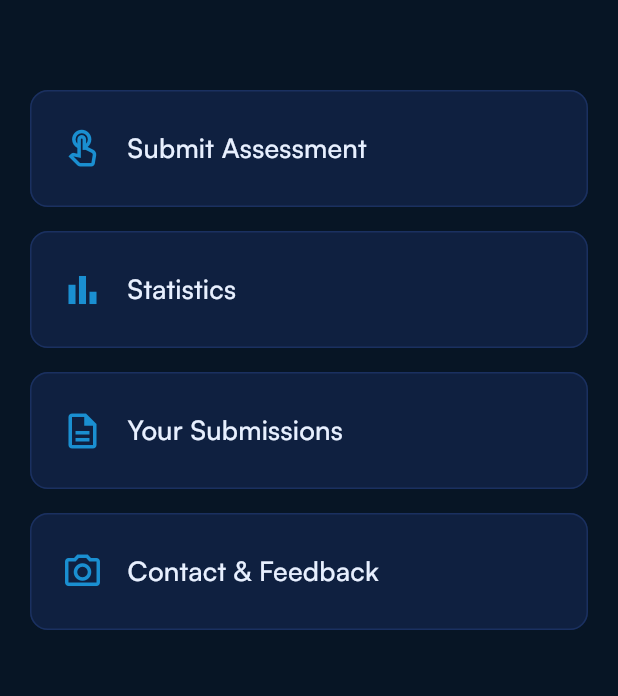
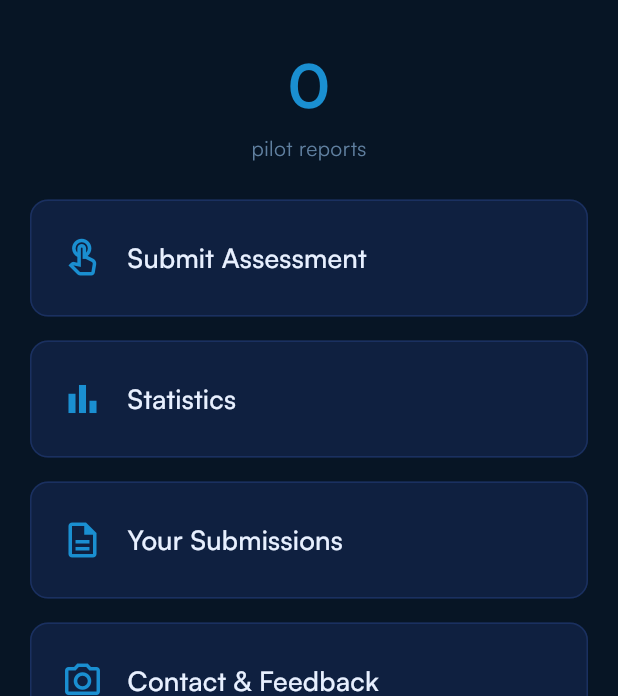
Before and after one commit to qendrimmuqkurtaj-ctrl/Passrate, a Flutter app: the screen it shows after launch, after a tap on "Get Started", on a phone screen of 412 x 824 dp, the part 540-1236 px from its top. Run offline on Flutter 3.47's test engine with Material 3 defaults, Android fonts, the phone set to English and light mode, and no system bars; our stand-ins replace cloud_firestore, device_info_plus, firebase_core, get; accounts and stored records are empty; project files that could hold a hidden picture were left out.

Commit message:
feat: show total pilot reports count on home screen
Fetch total submissions count from Firestore and display between
the logo and menu tiles as a large accent-colored number.

Co-Authored-By: Claude Sonnet 4.6 <noreply@anthropic.com>

```diff
--- a/pass_rate/lib/core/services/firebase_service.dart
+++ b/pass_rate/lib/core/services/firebase_service.dart
@@ -197,6 +197,16 @@ class FirebaseService {
     }
   }
 
+  static Future<int> getTotalSubmissionsCount() async {
+    try {
+      final AggregateQuerySnapshot snap =
+          await _db.collection('submissions').count().get();
+      return snap.count ?? 0;
+    } catch (e) {
+      return 0;
+    }
+  }
+
   static Future<List<Map<String, dynamic>>> getTopAirlinesBySubmission(int year) async {
     try {
       final QuerySnapshot snap = await _db.collection('submissions').where('year', isEqualTo: year).get();
--- a/pass_rate/lib/features/home/screens/home_screen.dart
+++ b/pass_rate/lib/features/home/screens/home_screen.dart
@@ -5,12 +5,31 @@ import '../../assessment/screens/submit_assessment_screen.dart';
 import '../../statistics/screens/statistics_screen.dart';
 import '../../submissions/screens/submissions_screen.dart';
 import '../../../core/design/app_colors.dart';
+import '../../../core/services/firebase_service.dart';
+
+class HomeController extends GetxController {
+  final RxInt totalSubmissions = 0.obs;
+  final RxBool loading = true.obs;
+
+  @override
+  void onInit() {
+    super.onInit();
+    _load();
+  }
+
+  Future<void> _load() async {
+    totalSubmissions.value = await FirebaseService.getTotalSubmissionsCount();
+    loading.value = false;
+  }
+}
 
 class HomeScreen extends StatelessWidget {
   const HomeScreen({super.key});
 
   @override
   Widget build(BuildContext context) {
+    final HomeController c = Get.put(HomeController());
+
     return Scaffold(
       backgroundColor: AppColors.bgPrimary,
       body: Column(
@@ -32,14 +51,34 @@ class HomeScreen extends StatelessWidget {
                 fit: BoxFit.contain,
                 color: const Color(0xFF071525),
                 colorBlendMode: BlendMode.dstIn,
-                errorBuilder: (BuildContext c, Object e, StackTrace? s) => const Text(
+                errorBuilder: (BuildContext ctx, Object e, StackTrace? s) => const Text(
                   'PassRate',
                   style: TextStyle(color: Colors.white, fontSize: 36, fontWeight: FontWeight.bold),
                 ),
               ),
             ),
           ),
-          const SizedBox(height: 32),
+          Obx(() => c.loading.value
+            ? const SizedBox(height: 48)
+            : Column(
+                children: <Widget>[
+                  Text(
+                    '${c.totalSubmissions.value}',
+                    style: const TextStyle(
+                      color: AppColors.accent,
+                      fontSize: 40,
+                      fontWeight: FontWeight.bold,
+                    ),
+                  ),
+                  const SizedBox(height: 4),
+                  const Text(
+                    'pilot reports',
+                    style: TextStyle(color: AppColors.textMuted, fontSize: 14),
+                  ),
+                ],
+              ),
+          ),
+          const SizedBox(height: 24),
           Expanded(
             child: Padding(
               padding: const EdgeInsets.symmetric(horizontal: 20),
```
